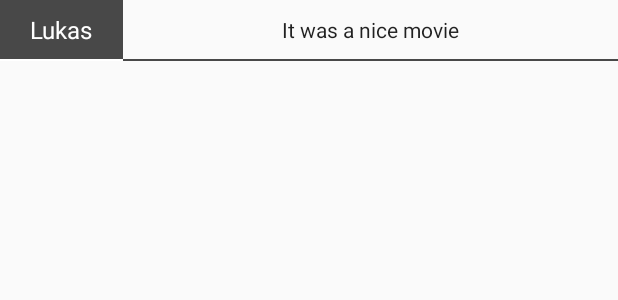
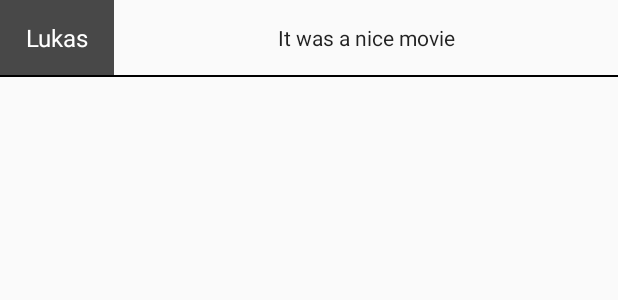
Before and after one commit to samuolis/MovieApp, an Android app: the layout detail_list_layout.xml on its own in the app's theme, with its tools: preview values and no code run, on a phone screen of 412 x 824 dp. Shown: the top 300 px of the screen. Run offline under Robolectric (Android 15) with nearby library versions, the light colour scheme and no system bars.

Commit message:
design before favorite

```diff
--- a/app/src/main/res/layout/activity_main.xml
+++ b/app/src/main/res/layout/activity_main.xml
@@ -2,7 +2,7 @@
 <FrameLayout xmlns:android="http://schemas.android.com/apk/res/android"
     android:layout_width="match_parent"
     android:layout_height="match_parent"
-    android:background="@color/colorPrimaryLight">
+    android:background="@color/colorPrimary">
 
     <android.support.v7.widget.RecyclerView
         android:id="@+id/recyclerview_forecast"
--- a/app/src/main/res/layout/detail_list_layout.xml
+++ b/app/src/main/res/layout/detail_list_layout.xml
@@ -5,7 +5,6 @@
     xmlns:tools="http://schemas.android.com/tools"
     android:layout_width="match_parent"
     android:layout_height="wrap_content"
-    android:minHeight="?android:attr/listPreferredItemHeight"
     >
 
 
@@ -14,6 +13,7 @@
         android:id="@+id/detail_review_linear"
         android:layout_width="match_parent"
         android:layout_height="wrap_content"
+
 
         android:orientation="horizontal"
         >
@@ -43,7 +43,8 @@
             tools:layout_editor_absoluteX="42dp"
             tools:layout_editor_absoluteY="3dp"
             tools:text="It was a nice movie"
-            android:padding="10dp"/>
+            android:layout_margin="15dp"
+            />
 
 
 
@@ -58,20 +59,12 @@
         app:layout_constraintTop_toBottomOf="@+id/detail_review_linear">
 
 
-        <View
-            android:id="@+id/line_first"
-            android:layout_width="0dp"
-            android:layout_height="1dp"
-            android:layout_weight="1"
-            android:background="@android:color/white"
-            app:layout_constraintBottom_toBottomOf="parent" />
 
         <View
             android:id="@+id/line_second"
-            android:layout_width="0dp"
+            android:layout_width="match_parent"
             android:layout_height="1dp"
-            android:layout_weight="4"
-            android:background="@color/colorPrimaryLight"
+            android:background="@android:color/black"
             app:layout_constraintBottom_toBottomOf="parent" />
 
 
--- a/app/src/main/res/values/strings.xml
+++ b/app/src/main/res/values/strings.xml
@@ -1,5 +1,5 @@
 <resources>
-    <string name="app_name">Movie App</string>
+    <string name="app_name">Popular Movies</string>
 
     <!-- TODO You need to put your api key from https://www.themoviedb.org here to run this-->
 
```
Also changed, not shown: app/src/main/res/layout/activity_detail.xml (+5 -6 lines).
